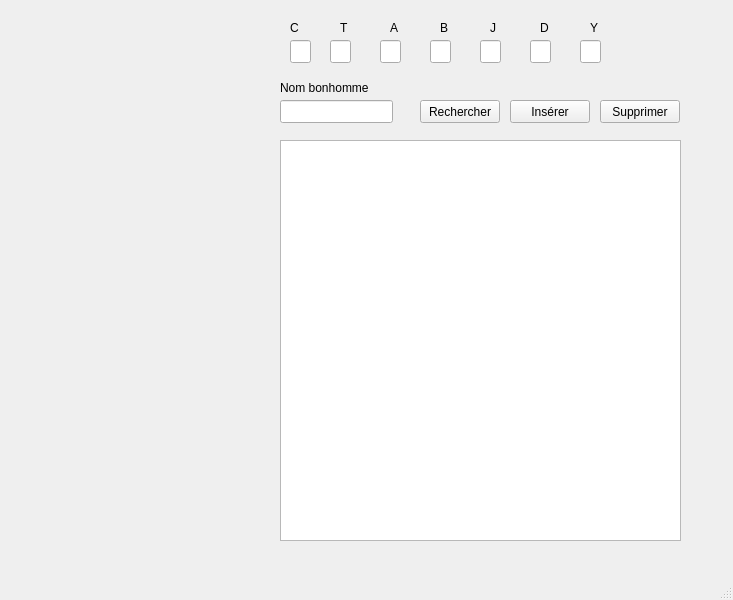
tcrasset/pyqt5-simple-search, file mainwindow.ui: the form before one commit.
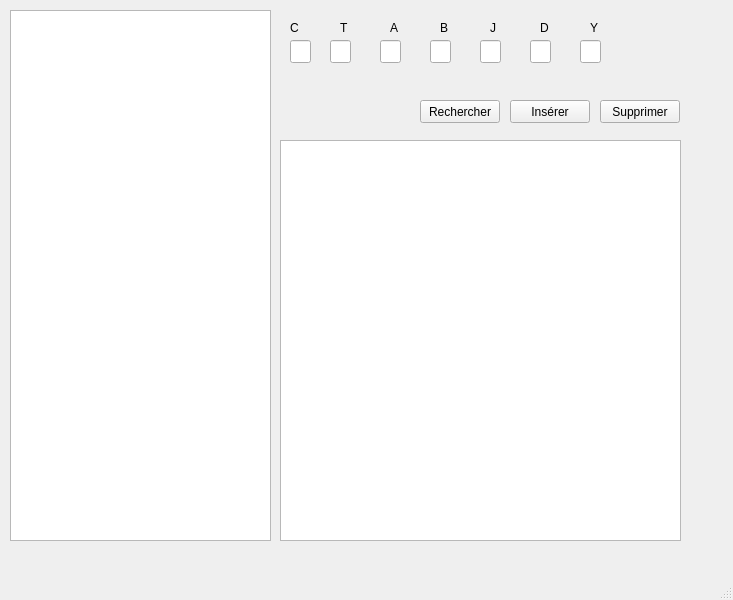
The form after the commit.

Commit message: Add field to visualize table

What changed in the file:
```diff
--- a/mainwindow.ui
+++ b/mainwindow.ui
@@ -153,29 +153,6 @@
      <string>Supprimer</string>
     </property>
    </widget>
-   <widget class="QLineEdit" name="nom_bonhomme">
-    <property name="geometry">
-     <rect>
-      <x>280</x>
-      <y>100</y>
-      <width>113</width>
-      <height>23</height>
-     </rect>
-    </property>
-   </widget>
-   <widget class="QLabel" name="label_9">
-    <property name="geometry">
-     <rect>
-      <x>280</x>
-      <y>80</y>
-      <width>111</width>
-      <height>16</height>
-     </rect>
-    </property>
-    <property name="text">
-     <string>Nom bonhomme</string>
-    </property>
-   </widget>
    <widget class="QLineEdit" name="corps_text_input">
     <property name="geometry">
      <rect>
@@ -256,6 +233,16 @@
      </rect>
     </property>
    </widget>
+   <widget class="QTextEdit" name="table_visualizer">
+    <property name="geometry">
+     <rect>
+      <x>10</x>
+      <y>10</y>
+      <width>261</width>
+      <height>531</height>
+     </rect>
+    </property>
+   </widget>
   </widget>
   <widget class="QMenuBar" name="menubar">
    <property name="geometry">
```
The commit also changes 2 other files.
